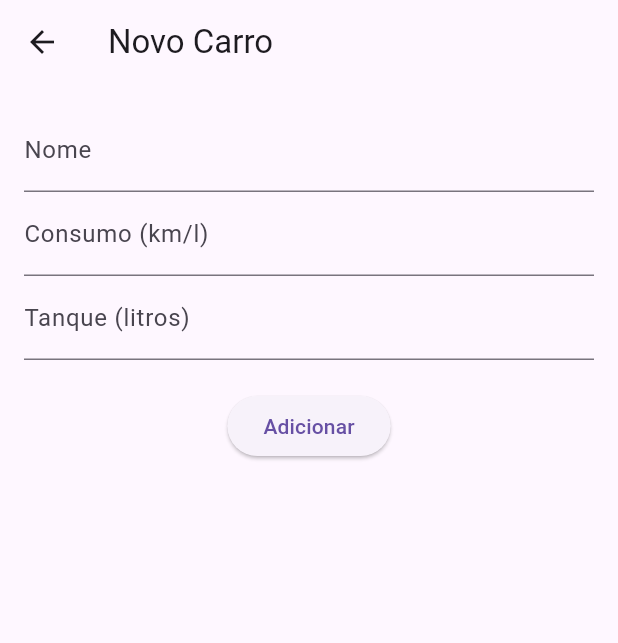
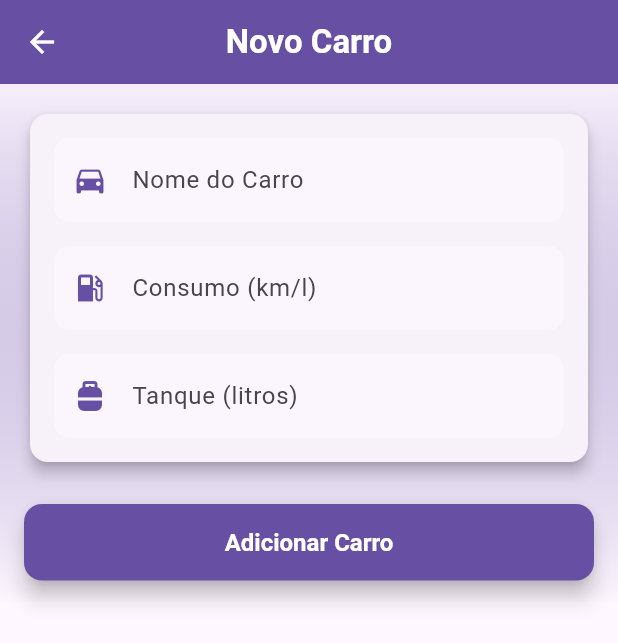
Before and after one commit to Joaomarcellodev/FuelMate, a Flutter app: the CarFormView screen opened directly, on a phone screen of 412 x 824 dp. Shown: the top 643 px of the screen. Run offline on Flutter 3.47's test engine with Material 3 defaults, Android fonts, the phone set to English and light mode, and no system bars; our stand-ins replace fl_chart, sqflite_common_ffi; accounts and stored records are empty.

Commit message:
ajustado interface de cadastro de carros

```diff
--- a/lib/views/car_form_view.dart
+++ b/lib/views/car_form_view.dart
@@ -20,26 +20,88 @@ class _CarFormViewState extends State<CarFormView> {
   @override
   Widget build(BuildContext context) {
     final isEdit = widget.car != null;
+    final theme = Theme.of(context);
 
     return Scaffold(
-      appBar: AppBar(title: Text(isEdit ? 'Editar Carro' : 'Novo Carro')),
-      body: Padding(
-        padding: EdgeInsets.all(16),
+      appBar: AppBar(
+        title: Text(
+          isEdit ? 'Editar Carro' : 'Novo Carro',
+          style: const TextStyle(
+            fontWeight: FontWeight.w600,
+            fontSize: 22,
+          ),
+        ),
+        centerTitle: true,
+        elevation: 0,
+        backgroundColor: theme.colorScheme.primary,
+        foregroundColor: theme.colorScheme.onPrimary,
+      ),
+      body: Container(
+        decoration: BoxDecoration(
+          gradient: LinearGradient(
+            begin: Alignment.topCenter,
+            end: Alignment.bottomCenter,
+            colors: [
+              theme.colorScheme.primary.withOpacity(0.05),
+              theme.colorScheme.background,
+            ],
+          ),
+        ),
+        child: Padding(
+          padding: const EdgeInsets.all(16.0),
           child: Form(
             key: _formKey,
+            child: SingleChildScrollView(
+              child: Column(
+                crossAxisAlignment: CrossAxisAlignment.stretch,
+                children: [
+                  Card(
+                    elevation: 4,
+                    shape: RoundedRectangleBorder(
+                      borderRadius: BorderRadius.circular(12),
+                    ),
+                    child: Padding(
+                      padding: const EdgeInsets.all(16.0),
                       child: Column(
                         children: [
                           TextFormField(
                             initialValue: widget.car?.nome,
-                decoration: InputDecoration(labelText: 'Nome'),
+                            decoration: InputDecoration(
+                              labelText: 'Nome do Carro',
+                              hintText: 'Ex.: Fiat Uno',
+                              filled: true,
+                              fillColor: theme.colorScheme.surface.withOpacity(0.5),
+                              border: OutlineInputBorder(
+                                borderRadius: BorderRadius.circular(10),
+                                borderSide: BorderSide.none,
+                              ),
+                              prefixIcon: Icon(
+                                Icons.directions_car,
+                                color: theme.colorScheme.primary,
+                              ),
+                            ),
                             validator: (value) =>
                                 value == null || value.isEmpty ? 'Informe o nome' : null,
                             onSaved: (value) => nome = value!,
                           ),
+                          const SizedBox(height: 16),
                           TextFormField(
                             initialValue: widget.car?.consumo.toString(),
-                decoration: InputDecoration(labelText: 'Consumo (km/l)'),
-                keyboardType: TextInputType.number,
+                            decoration: InputDecoration(
+                              labelText: 'Consumo (km/l)',
+                              hintText: 'Ex.: 12.5',
+                              filled: true,
+                              fillColor: theme.colorScheme.surface.withOpacity(0.5),
+                              border: OutlineInputBorder(
+                                borderRadius: BorderRadius.circular(10),
+                                borderSide: BorderSide.none,
+                              ),
+                              prefixIcon: Icon(
+                                Icons.local_gas_station,
+                                color: theme.colorScheme.primary,
+                              ),
+                            ),
+                            keyboardType: TextInputType.numberWithOptions(decimal: true),
                             validator: (value) {
                               if (value == null || value.isEmpty) {
                                 return 'Informe o consumo';
@@ -51,10 +113,24 @@ class _CarFormViewState extends State<CarFormView> {
                             },
                             onSaved: (value) => consumo = double.parse(value!),
                           ),
+                          const SizedBox(height: 16),
                           TextFormField(
                             initialValue: widget.car?.tanque.toString(),
-                decoration: InputDecoration(labelText: 'Tanque (litros)'),
-                keyboardType: TextInputType.number,
+                            decoration: InputDecoration(
+                              labelText: 'Tanque (litros)',
+                              hintText: 'Ex.: 50.0',
+                              filled: true,
+                              fillColor: theme.colorScheme.surface.withOpacity(0.5),
+                              border: OutlineInputBorder(
+                                borderRadius: BorderRadius.circular(10),
+                                borderSide: BorderSide.none,
+                              ),
+                              prefixIcon: Icon(
+                                Icons.propane_tank,
+                                color: theme.colorScheme.primary,
+                              ),
+                            ),
+                            keyboardType: TextInputType.numberWithOptions(decimal: true),
                             validator: (value) {
                               if (value == null || value.isEmpty) {
                                 return 'Informe o tamanho do tanque';
@@ -66,9 +142,12 @@ class _CarFormViewState extends State<CarFormView> {
                             },
                             onSaved: (value) => tanque = double.parse(value!),
                           ),
-              SizedBox(height: 20),
+                        ],
+                      ),
+                    ),
+                  ),
+                  const SizedBox(height: 24),
                   ElevatedButton(
-                child: Text(isEdit ? 'Salvar' : 'Adicionar'),
                     onPressed: () async {
                       if (_formKey.currentState!.validate()) {
                         _formKey.currentState!.save();
@@ -87,7 +166,6 @@ class _CarFormViewState extends State<CarFormView> {
                           await viewModel.addCar(newCar);
                         }
 
-                    // Mostrar o SnackBar
                         ScaffoldMessenger.of(context).showSnackBar(
                           SnackBar(
                             content: Text(
@@ -95,15 +173,36 @@ class _CarFormViewState extends State<CarFormView> {
                                   ? 'Carro atualizado com sucesso!'
                                   : 'Carro adicionado com sucesso!',
                             ),
-                        duration: Duration(seconds: 2),
+                            backgroundColor: theme.colorScheme.secondary,
+                            behavior: SnackBarBehavior.floating,
+                            shape: RoundedRectangleBorder(
+                              borderRadius: BorderRadius.circular(10),
+                            ),
+                            duration: const Duration(seconds: 2),
                           ),
                         );
 
                         Navigator.pop(context);
                       }
                     },
+                    style: ElevatedButton.styleFrom(
+                      padding: const EdgeInsets.symmetric(vertical: 16),
+                      shape: RoundedRectangleBorder(
+                        borderRadius: BorderRadius.circular(12),
+                      ),
+                      backgroundColor: theme.colorScheme.primary,
+                      foregroundColor: theme.colorScheme.onPrimary,
+                      elevation: 6,
+                      textStyle: const TextStyle(
+                        fontSize: 16,
+                        fontWeight: FontWeight.w600,
+                      ),
+                    ),
+                    child: Text(isEdit ? 'Salvar Alterações' : 'Adicionar Carro'),
                   ),
                 ],
+              ),
+            ),
           ),
         ),
       ),
```
Lines whose indentation alone changed are shown as unchanged.
